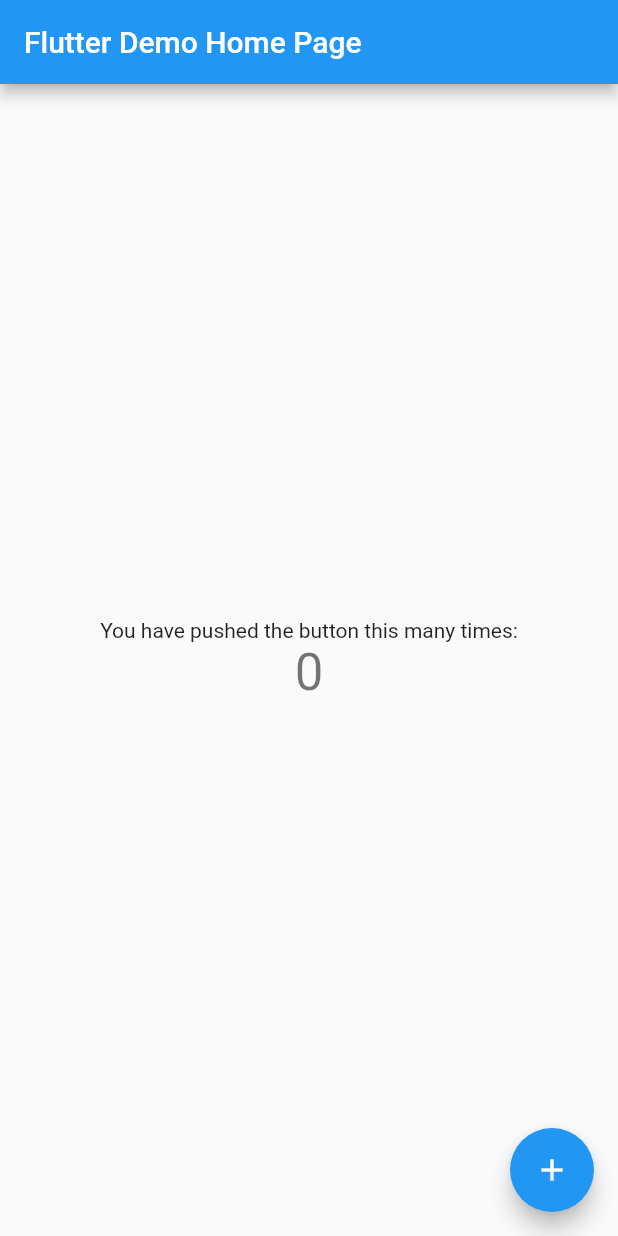
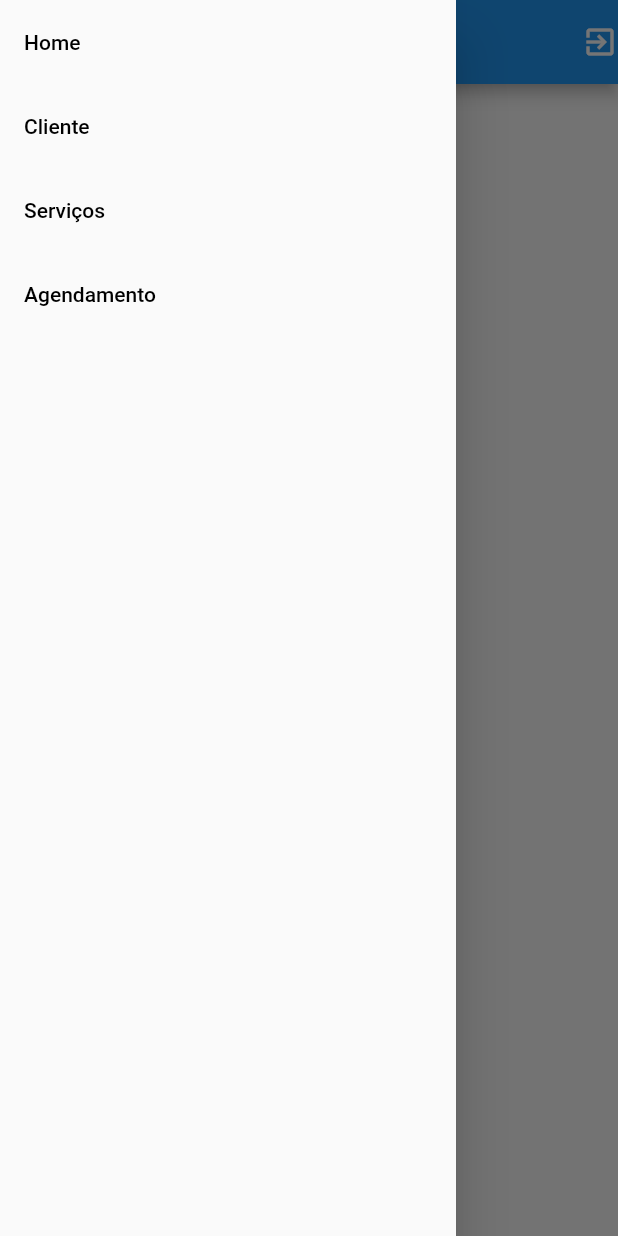
Before and after one commit to chauchuty/projeto-de-software, a Flutter app: the screen it shows after launch, with the side drawer open (before the commit the screen has no drawer), on a phone screen of 412 x 824 dp. Run offline on Flutter 3.47's test engine with Material 2 defaults, Android fonts, the phone set to English and light mode, and no system bars.

Commit message:
update: pages

```diff
--- /dev/null
+++ b/flutter_app/lib/application.dart
@@ -0,0 +1,24 @@
+import 'package:flutter/material.dart';
+import 'package:flutter_app/pages/agendamento.page.dart';
+import 'package:flutter_app/pages/cliente.page.dart';
+import 'package:flutter_app/pages/home.page.dart';
+import 'package:flutter_app/pages/servicos.page.dart';
+
+class Application extends StatelessWidget {
+  const Application({Key? key}) : super(key: key);
+
+  @override
+  Widget build(BuildContext context) {
+    return MaterialApp(
+      title: 'Salão de Beleza',
+      initialRoute: '/',
+      routes: {
+        '/': (context) => const HomePage(),
+        '/clientes': (context) => const ClientePage(),
+        '/servicos': (context) => const ServicosPage(),
+        '/agendamento': (context) => const AgendamentoPage(),
+      },
+      debugShowCheckedModeBanner: false,
+    );
+  }
+}
--- a/flutter_app/lib/main.dart
+++ b/flutter_app/lib/main.dart
@@ -1,115 +1,6 @@
 import 'package:flutter/material.dart';
+import 'package:flutter_app/application.dart';
 
 void main() {
-  runApp(const MyApp());
+  runApp(const Application());
 }
-
-class MyApp extends StatelessWidget {
-  const MyApp({Key? key}) : super(key: key);
-
-  // This widget is the root of your application.
-  @override
-  Widget build(BuildContext context) {
-    return MaterialApp(
-      title: 'Flutter Demo',
-      theme: ThemeData(
-        // This is the theme of your application.
-        //
-        // Try running your application with "flutter run". You'll see the
-        // application has a blue toolbar. Then, without quitting the app, try
-        // changing the primarySwatch below to Colors.green and then invoke
-        // "hot reload" (press "r" in the console where you ran "flutter run",
-        // or simply save your changes to "hot reload" in a Flutter IDE).
-        // Notice that the counter didn't reset back to zero; the application
-        // is not restarted.
-        primarySwatch: Colors.blue,
-      ),
-      home: const MyHomePage(title: 'Flutter Demo Home Page'),
-    );
-  }
-}
-
-class MyHomePage extends StatefulWidget {
-  const MyHomePage({Key? key, required this.title}) : super(key: key);
-
-  // This widget is the home page of your application. It is stateful, meaning
-  // that it has a State object (defined below) that contains fields that affect
-  // how it looks.
-
-  // This class is the configuration for the state. It holds the values (in this
-  // case the title) provided by the parent (in this case the App widget) and
-  // used by the build method of the State. Fields in a Widget subclass are
-  // always marked "final".
-
-  final String title;
-
-  @override
-  State<MyHomePage> createState() => _MyHomePageState();
-}
-
-class _MyHomePageState extends State<MyHomePage> {
-  int _counter = 0;
-
-  void _incrementCounter() {
-    setState(() {
-      // This call to setState tells the Flutter framework that something has
-      // changed in this State, which causes it to rerun the build method below
-      // so that the display can reflect the updated values. If we changed
-      // _counter without calling setState(), then the build method would not be
-      // called again, and so nothing would appear to happen.
-      _counter++;
-    });
-  }
-
-  @override
-  Widget build(BuildContext context) {
-    // This method is rerun every time setState is called, for instance as done
-    // by the _incrementCounter method above.
-    //
-    // The Flutter framework has been optimized to make rerunning build methods
-    // fast, so that you can just rebuild anything that needs updating rather
-    // than having to individually change instances of widgets.
-    return Scaffold(
-      appBar: AppBar(
-        // Here we take the value from the MyHomePage object that was created by
-        // the App.build method, and use it to set our appbar title.
-        title: Text(widget.title),
-      ),
-      body: Center(
-        // Center is a layout widget. It takes a single child and positions it
-        // in the middle of the parent.
-        child: Column(
-          // Column is also a layout widget. It takes a list of children and
-          // arranges them vertically. By default, it sizes itself to fit its
-          // children horizontally, and tries to be as tall as its parent.
-          //
-          // Invoke "debug painting" (press "p" in the console, choose the
-          // "Toggle Debug Paint" action from the Flutter Inspector in Android
-          // Studio, or the "Toggle Debug Paint" command in Visual Studio Code)
-          // to see the wireframe for each widget.
-          //
-          // Column has various properties to control how it sizes itself and
-          // how it positions its children. Here we use mainAxisAlignment to
-          // center the children vertically; the main axis here is the vertical
-          // axis because Columns are vertical (the cross axis would be
-          // horizontal).
-          mainAxisAlignment: MainAxisAlignment.center,
-          children: <Widget>[
-            const Text(
-              'You have pushed the button this many times:',
-            ),
-            Text(
-              '$_counter',
-              style: Theme.of(context).textTheme.headline4,
-            ),
-          ],
-        ),
-      ),
-      floatingActionButton: FloatingActionButton(
-        onPressed: _incrementCounter,
-        tooltip: 'Increment',
-        child: const Icon(Icons.add),
-      ), // This trailing comma makes auto-formatting nicer for build methods.
-    );
-  }
-}
--- /dev/null
+++ b/flutter_app/lib/pages/agendamento.page.dart
@@ -0,0 +1,11 @@
+import 'package:flutter/material.dart';
+import 'package:flutter_app/widgets/scaffold.custom.dart';
+
+class AgendamentoPage extends StatelessWidget {
+  const AgendamentoPage({Key? key}) : super(key: key);
+
+  @override
+  Widget build(BuildContext context) {
+    return ScaffoldCustom.feature(Text('Agendamento Page'));
+  }
+}
--- /dev/null
+++ b/flutter_app/lib/pages/home.page.dart
@@ -0,0 +1,11 @@
+import 'package:flutter/material.dart';
+import 'package:flutter_app/widgets/scaffold.custom.dart';
+
+class HomePage extends StatelessWidget {
+  const HomePage({Key? key}) : super(key: key);
+
+  @override
+  Widget build(BuildContext context) {
+    return ScaffoldCustom.feature(Text('Home Page'));
+  }
+}
--- /dev/null
+++ b/flutter_app/lib/widgets/appBar.custom.dart
@@ -0,0 +1,12 @@
+import 'package:flutter/material.dart';
+
+class AppBarCustom {
+  static feature() {
+    return AppBar(
+      title: const Text('Hello World'),
+      actions: [
+        Icon(Icons.exit_to_app),
+      ],
+    );
+  }
+}
--- /dev/null
+++ b/flutter_app/lib/widgets/drawer.custom.dart
@@ -0,0 +1,28 @@
+import 'package:flutter/material.dart';
+
+class ListTileCustom {
+  static feature(String title) {
+    return ListTile(
+      title: Text(title),
+      textColor: Colors.black,
+      onTap: () {
+        // Navigator.push('/page');
+      },
+    );
+  }
+}
+
+class DrawerCustom {
+  static feature() {
+    return Drawer(
+      child: ListView(
+        children: [
+          ListTileCustom.feature('Home'),
+          ListTileCustom.feature('Cliente'),
+          ListTileCustom.feature('Serviços'),
+          ListTileCustom.feature('Agendamento'),
+        ],
+      ),
+    );
+  }
+}
--- /dev/null
+++ b/flutter_app/lib/widgets/scaffold.custom.dart
@@ -0,0 +1,13 @@
+import 'package:flutter/material.dart';
+import 'package:flutter_app/widgets/appBar.custom.dart';
+import 'package:flutter_app/widgets/drawer.custom.dart';
+
+class ScaffoldCustom {
+  static feature(Widget widget) {
+    return Scaffold(
+      appBar: AppBarCustom.feature(),
+      drawer: DrawerCustom.feature(),
+      body: widget,
+    );
+  }
+}
```
Also changed, not shown: flutter_app/lib/pages/cliente.page.dart (added, +11 -0 lines), flutter_app/lib/pages/servicos.page.dart (added, +11 -0 lines), 1 other file.
